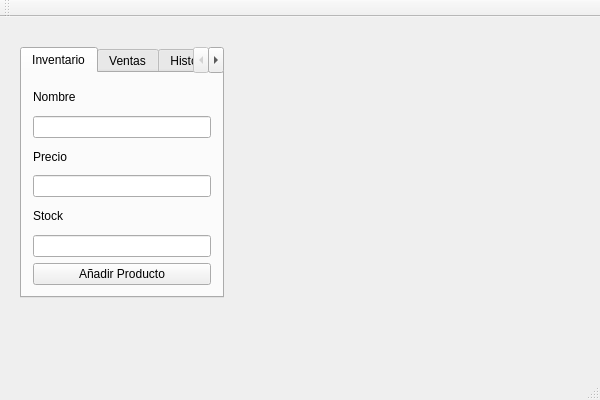
Old version of the form ProyectoProgramacionArreglado/ProyectoProgramacionArreglado.ui in the repository Jertalmmn/ProyectoProgramacionArreglado.
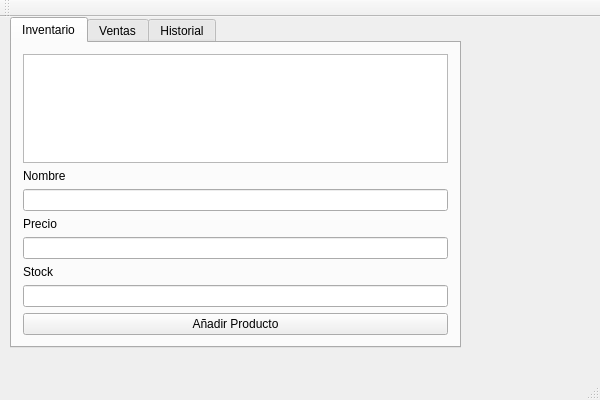
New version of the form. The open tabs and pages were chosen to show the change.

Diff of the .ui file:
```diff
--- a/ProyectoProgramacionArreglado/ProyectoProgramacionArreglado.ui
+++ b/ProyectoProgramacionArreglado/ProyectoProgramacionArreglado.ui
@@ -17,10 +17,10 @@
    <widget class="QTabWidget" name="tabWidget">
     <property name="geometry">
      <rect>
-      <x>20</x>
-      <y>30</y>
-      <width>204</width>
-      <height>251</height>
+      <x>10</x>
+      <y>0</y>
+      <width>451</width>
+      <height>331</height>
      </rect>
     </property>
     <property name="currentIndex">
@@ -31,6 +31,9 @@
       <string>Inventario</string>
      </attribute>
      <layout class="QVBoxLayout" name="verticalLayout">
+      <item>
+       <widget class="QListWidget" name="listWidget_2"/>
+      </item>
       <item>
        <widget class="QLabel" name="lblNombre">
         <property name="text">
```
Left out of the diff: 2 changed lines with no effect on the pictures.
